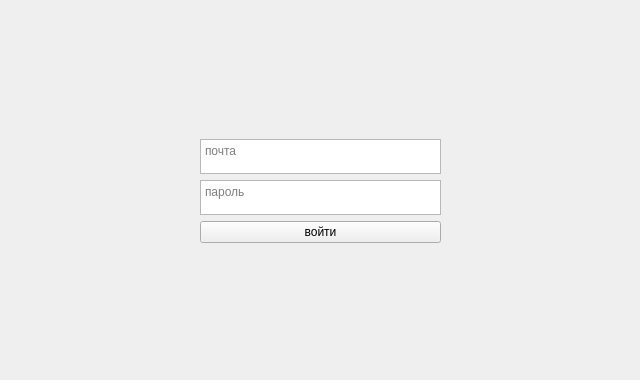
The window that desktop/ui/startwindow.ui (FoKey-Junior/Remote-Desktop) describes before a commit, drawn with Qt 5.
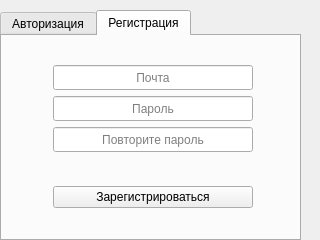
The same window after the commit.

```diff
--- a/desktop/ui/startwindow.ui
+++ b/desktop/ui/startwindow.ui
@@ -6,59 +6,72 @@
    <rect>
     <x>0</x>
     <y>0</y>
-    <width>640</width>
-    <height>380</height>
+    <width>320</width>
+    <height>240</height>
    </rect>
   </property>
   <property name="minimumSize">
    <size>
-    <width>640</width>
-    <height>380</height>
+    <width>250</width>
+    <height>240</height>
    </size>
   </property>
   <property name="maximumSize">
    <size>
-    <width>640</width>
-    <height>380</height>
+    <width>320</width>
+    <height>240</height>
    </size>
   </property>
   <property name="windowTitle">
    <string>startwindow</string>
   </property>
   <widget class="QWidget" name="centralwidget">
-   <widget class="QWidget" name="verticalLayoutWidget">
+   <widget class="QTabWidget" name="tabWidget">
+    <property name="geometry">
+     <rect>
+      <x>0</x>
+      <y>10</y>
+      <width>301</width>
+      <height>231</height>
+     </rect>
+    </property>
+    <property name="currentIndex">
+     <number>1</number>
+    </property>
+    <widget class="QWidget" name="authorization_tab">
+     <attribute name="title">
+      <string>Авторизация</string>
+     </attribute>
+     <widget class="QWidget" name="horizontalLayoutWidget">
     <property name="geometry">
      <rect>
       <x>0</x>
       <y>0</y>
-      <width>641</width>
-      <height>381</height>
-     </rect>
-    </property>
+        <width>301</width>
+        <height>201</height>
+       </rect>
+      </property>
+      <layout class="QHBoxLayout" name="horizontalLayout">
+       <item>
+        <spacer name="horizontalSpacer_2">
+         <property name="orientation">
+          <enum>Qt::Orientation::Horizontal</enum>
+         </property>
+         <property name="sizeHint" stdset="0">
+          <size>
+           <width>40</width>
+           <height>20</height>
+          </size>
+         </property>
+        </spacer>
+       </item>
+       <item>
     <layout class="QVBoxLayout" name="verticalLayout">
-     <property name="sizeConstraint">
-      <enum>QLayout::SizeConstraint::SetDefaultConstraint</enum>
-     </property>
-     <property name="leftMargin">
-      <number>200</number>
-     </property>
-     <property name="topMargin">
-      <number>14</number>
-     </property>
-     <property name="rightMargin">
-      <number>200</number>
-     </property>
-     <property name="bottomMargin">
-      <number>14</number>
-     </property>
      <item>
       <spacer name="verticalSpacer_2">
        <property name="orientation">
         <enum>Qt::Orientation::Vertical</enum>
        </property>
-       <property name="sizeType">
-        <enum>QSizePolicy::Policy::Expanding</enum>
-       </property>
        <property name="sizeHint" stdset="0">
         <size>
          <width>20</width>
@@ -68,47 +81,61 @@
       </spacer>
      </item>
      <item>
-      <widget class="QTextEdit" name="textEdit">
+          <widget class="QLineEdit" name="login_input_email">
+           <property name="sizePolicy">
+            <sizepolicy hsizetype="Expanding" vsizetype="Fixed">
+             <horstretch>200</horstretch>
+             <verstretch>25</verstretch>
+            </sizepolicy>
+           </property>
        <property name="minimumSize">
         <size>
          <width>200</width>
-         <height>35</height>
+             <height>25</height>
         </size>
        </property>
        <property name="maximumSize">
         <size>
-         <width>16777215</width>
-         <height>35</height>
-        </size>
-       </property>
+             <width>200</width>
+             <height>25</height>
+            </size>
+           </property>
+           <property name="alignment">
+            <set>Qt::AlignmentFlag::AlignCenter</set>
+           </property>
        <property name="placeholderText">
-        <string>почта</string>
+            <string>Почта</string>
        </property>
       </widget>
      </item>
      <item>
-      <widget class="QTextEdit" name="textEdit_2">
+          <widget class="QLineEdit" name="login_input_password">
+           <property name="sizePolicy">
+            <sizepolicy hsizetype="Expanding" vsizetype="Fixed">
+             <horstretch>200</horstretch>
+             <verstretch>25</verstretch>
+            </sizepolicy>
+           </property>
        <property name="minimumSize">
         <size>
-         <width>0</width>
-         <height>35</height>
+             <width>200</width>
+             <height>25</height>
         </size>
        </property>
        <property name="maximumSize">
         <size>
-         <width>16777215</width>
-         <height>35</height>
-        </size>
-       </property>
-       <property name="placeholderText">
-        <string>пароль</string>
-       </property>
-      </widget>
-     </item>
-     <item>
-      <widget class="QPushButton" name="pushButton">
+             <width>200</width>
+             <height>25</height>
+            </size>
+           </property>
        <property name="text">
-        <string>войти</string>
+            <string/>
+           </property>
+           <property name="alignment">
+            <set>Qt::AlignmentFlag::AlignCenter</set>
+           </property>
+           <property name="placeholderText">
+            <string>Пароль</string>
        </property>
       </widget>
      </item>
@@ -117,9 +144,26 @@
        <property name="orientation">
         <enum>Qt::Orientation::Vertical</enum>
        </property>
-       <property name="sizeType">
-        <enum>QSizePolicy::Policy::Expanding</enum>
-       </property>
+           <property name="sizeHint" stdset="0">
+            <size>
+             <width>20</width>
+             <height>40</height>
+            </size>
+           </property>
+          </spacer>
+         </item>
+         <item>
+          <widget class="QPushButton" name="button_login">
+           <property name="text">
+            <string>Войти</string>
+           </property>
+          </widget>
+         </item>
+         <item>
+          <spacer name="verticalSpacer_3">
+           <property name="orientation">
+            <enum>Qt::Orientation::Vertical</enum>
+           </property>
        <property name="sizeHint" stdset="0">
         <size>
          <width>20</width>
@@ -129,6 +173,206 @@
       </spacer>
      </item>
     </layout>
+       </item>
+       <item>
+        <spacer name="horizontalSpacer">
+         <property name="orientation">
+          <enum>Qt::Orientation::Horizontal</enum>
+         </property>
+         <property name="sizeHint" stdset="0">
+          <size>
+           <width>40</width>
+           <height>20</height>
+          </size>
+         </property>
+        </spacer>
+       </item>
+      </layout>
+     </widget>
+    </widget>
+    <widget class="QWidget" name="registration_tab">
+     <attribute name="title">
+      <string>Регистрация</string>
+     </attribute>
+     <widget class="QWidget" name="horizontalLayoutWidget_2">
+      <property name="geometry">
+       <rect>
+        <x>0</x>
+        <y>0</y>
+        <width>301</width>
+        <height>201</height>
+       </rect>
+      </property>
+      <layout class="QHBoxLayout" name="horizontalLayout_2">
+       <item>
+        <spacer name="horizontalSpacer_3">
+         <property name="orientation">
+          <enum>Qt::Orientation::Horizontal</enum>
+         </property>
+         <property name="sizeHint" stdset="0">
+          <size>
+           <width>40</width>
+           <height>20</height>
+          </size>
+         </property>
+        </spacer>
+       </item>
+       <item>
+        <layout class="QVBoxLayout" name="verticalLayout_2">
+         <item>
+          <spacer name="verticalSpacer_4">
+           <property name="orientation">
+            <enum>Qt::Orientation::Vertical</enum>
+           </property>
+           <property name="sizeHint" stdset="0">
+            <size>
+             <width>20</width>
+             <height>40</height>
+            </size>
+           </property>
+          </spacer>
+         </item>
+         <item>
+          <widget class="QLineEdit" name="register_input_email">
+           <property name="sizePolicy">
+            <sizepolicy hsizetype="Expanding" vsizetype="Fixed">
+             <horstretch>200</horstretch>
+             <verstretch>25</verstretch>
+            </sizepolicy>
+           </property>
+           <property name="minimumSize">
+            <size>
+             <width>200</width>
+             <height>25</height>
+            </size>
+           </property>
+           <property name="maximumSize">
+            <size>
+             <width>200</width>
+             <height>25</height>
+            </size>
+           </property>
+           <property name="alignment">
+            <set>Qt::AlignmentFlag::AlignCenter</set>
+           </property>
+           <property name="placeholderText">
+            <string>Почта</string>
+           </property>
+          </widget>
+         </item>
+         <item>
+          <widget class="QLineEdit" name="register_input_password">
+           <property name="sizePolicy">
+            <sizepolicy hsizetype="Expanding" vsizetype="Fixed">
+             <horstretch>200</horstretch>
+             <verstretch>25</verstretch>
+            </sizepolicy>
+           </property>
+           <property name="minimumSize">
+            <size>
+             <width>200</width>
+             <height>25</height>
+            </size>
+           </property>
+           <property name="maximumSize">
+            <size>
+             <width>200</width>
+             <height>25</height>
+            </size>
+           </property>
+           <property name="text">
+            <string/>
+           </property>
+           <property name="alignment">
+            <set>Qt::AlignmentFlag::AlignCenter</set>
+           </property>
+           <property name="placeholderText">
+            <string>Пароль</string>
+           </property>
+          </widget>
+         </item>
+         <item>
+          <widget class="QLineEdit" name="register_input_password_2">
+           <property name="sizePolicy">
+            <sizepolicy hsizetype="Expanding" vsizetype="Fixed">
+             <horstretch>200</horstretch>
+             <verstretch>25</verstretch>
+            </sizepolicy>
+           </property>
+           <property name="minimumSize">
+            <size>
+             <width>200</width>
+             <height>25</height>
+            </size>
+           </property>
+           <property name="maximumSize">
+            <size>
+             <width>200</width>
+             <height>25</height>
+            </size>
+           </property>
+           <property name="text">
+            <string/>
+           </property>
+           <property name="alignment">
+            <set>Qt::AlignmentFlag::AlignCenter</set>
+           </property>
+           <property name="placeholderText">
+            <string>Повторите пароль</string>
+           </property>
+          </widget>
+         </item>
+         <item>
+          <spacer name="verticalSpacer_5">
+           <property name="orientation">
+            <enum>Qt::Orientation::Vertical</enum>
+           </property>
+           <property name="sizeHint" stdset="0">
+            <size>
+             <width>20</width>
+             <height>40</height>
+            </size>
+           </property>
+          </spacer>
+         </item>
+         <item>
+          <widget class="QPushButton" name="button_register">
+           <property name="text">
+            <string>Зарегистрироваться</string>
+           </property>
+          </widget>
+         </item>
+         <item>
+          <spacer name="verticalSpacer_6">
+           <property name="orientation">
+            <enum>Qt::Orientation::Vertical</enum>
+           </property>
+           <property name="sizeHint" stdset="0">
+            <size>
+             <width>20</width>
+             <height>40</height>
+            </size>
+           </property>
+          </spacer>
+         </item>
+        </layout>
+       </item>
+       <item>
+        <spacer name="horizontalSpacer_4">
+         <property name="orientation">
+          <enum>Qt::Orientation::Horizontal</enum>
+         </property>
+         <property name="sizeHint" stdset="0">
+          <size>
+           <width>40</width>
+           <height>20</height>
+          </size>
+         </property>
+        </spacer>
+       </item>
+      </layout>
+     </widget>
+    </widget>
    </widget>
   </widget>
  </widget>
```
Left out of the diff: 6 changed lines with no effect on the pictures. Lines whose indentation alone changed are shown as unchanged.
